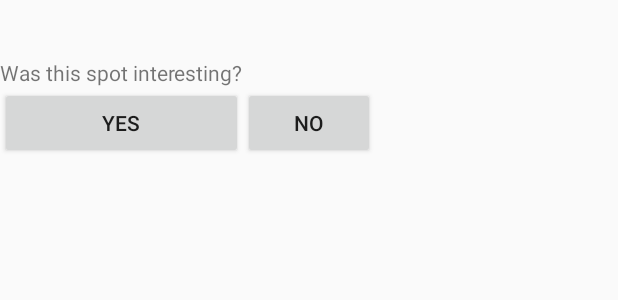
After one commit to msddjd/ProjectCannonBall, an Android app: the layout activity_info.xml on its own in the app's theme, with its tools: preview values and no code run, on a phone screen of 412 x 824 dp. The commit adds this screen. Shown: the top 300 px of the screen. Run offline under Robolectric (Android 15) with nearby library versions, the phone set to English and light mode, and no system bars.

Commit message:
Main Activity and Info Activity designed, only Comment Activity and tesitng remaining from my end

```diff
--- /dev/null
+++ b/app/src/main/res/layout/activity_comment.xml
@@ -0,0 +1,5 @@
+<?xml version="1.0" encoding="utf-8"?>
+<RelativeLayout xmlns:android="http://schemas.android.com/apk/res/android"
+    android:layout_width="match_parent" android:layout_height="match_parent">
+
+</RelativeLayout>
--- /dev/null
+++ b/app/src/main/res/layout/activity_info.xml
@@ -0,0 +1,47 @@
+<?xml version="1.0" encoding="utf-8"?>
+<ScrollView xmlns:android="http://schemas.android.com/apk/res/android"
+    android:layout_width="match_parent" android:layout_height="match_parent"
+    android:fillViewport="true">
+    <TableLayout
+        android:layout_width="fill_parent"
+        android:layout_height="wrap_content">
+
+        <TableRow>
+            <TextView />
+        </TableRow>
+
+        <TableRow>
+            <TextView
+                android:id="@+id/info"
+                android:layout_width="wrap_content"
+                android:layout_height="wrap_content"
+            />
+        </TableRow>
+
+        <TableRow>
+            <TextView
+                android:text="@string/like_prmpt"
+                android:layout_width="wrap_content"
+                android:layout_height="wrap_content"
+            />
+        </TableRow>
+
+        <TableRow>
+            <Button
+                android:id="@+id/yesBtn"
+                android:text="@string/yes"
+                android:layout_width="wrap_content"
+                android:layout_height="wrap_content"
+                android:onClick="onLike"
+            />
+
+            <Button
+                android:id="@+id/noBtn"
+                android:text="@string/no"
+                android:layout_width="wrap_content"
+                android:layout_height="wrap_content"
+                android:onClick="onLike"
+            />
+        </TableRow>
+     </TableLayout>
+</ScrollView>
--- a/app/src/main/res/values/strings.xml
+++ b/app/src/main/res/values/strings.xml
@@ -9,4 +9,7 @@
     <string name="comment_btn">Comment</string>
     <string name="welcome">Welcome to The Cannonball App!\nThroughout the museum are numbered spots.  When you see one, please select the spot from the list below for information.</string>
     <string name="comment_prompt">If you enjoyed the app, please tell us and share the spots you liked by pressing the button below to navigate to the comment screen.</string>
+    <string name="like_prmpt">Was this spot interesting?</string>
+    <string name="yes">Yes</string>
+    <string name="no">No</string>
 </resources>
```
Also changed, not shown: app/src/main/java/edu/mercer/projectcannonball/CommentActivity.java (+4 -4 lines), app/src/main/java/edu/mercer/projectcannonball/InfoActivity.java (+49 -4 lines), app/src/main/java/edu/mercer/projectcannonball/MainActivity.java (+8 -3 lines), app/src/main/res/values/arrays.xml (added, +17 -0 lines).
